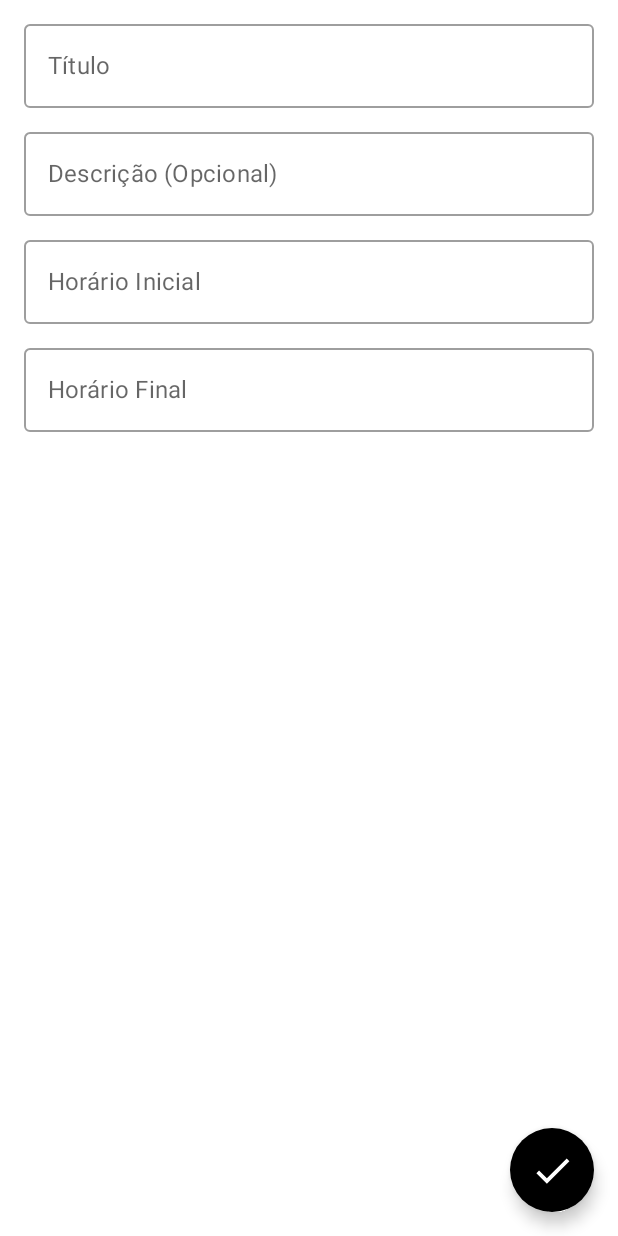
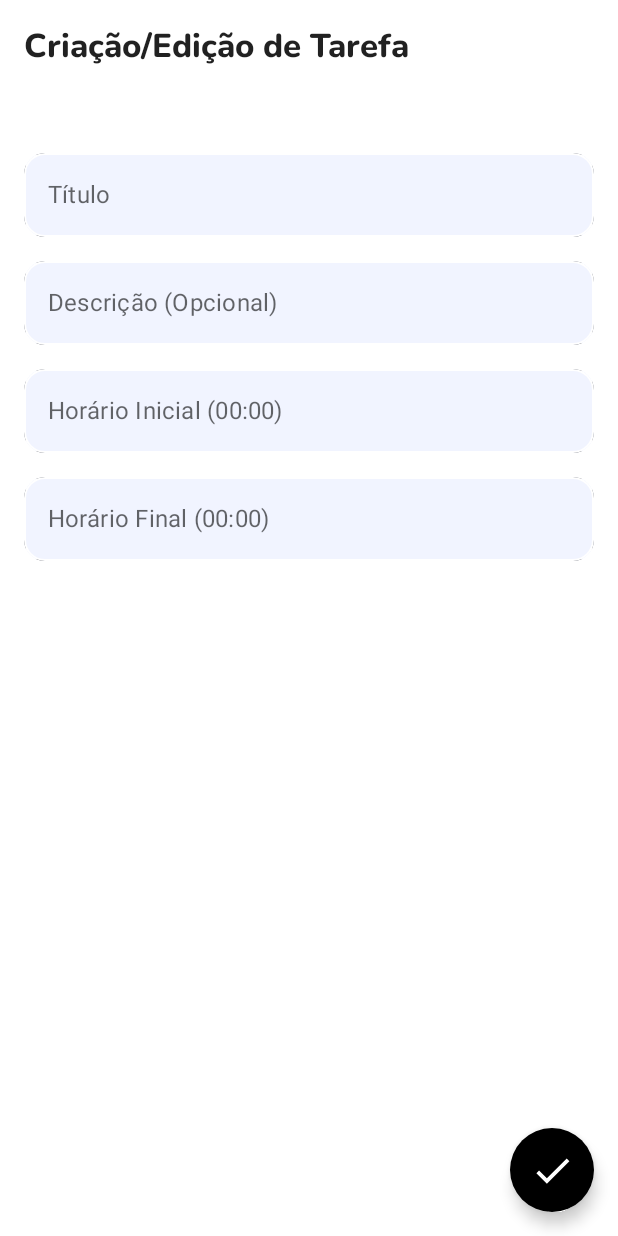
Before and after one commit to JoelMarques4/TodoList, an Android app built with Jetpack Compose: the AddEditScreen screen opened through its navigation route, on a phone screen of 412 x 824 dp. Run offline under Robolectric (Android 15) with nearby library versions, the phone set to English and light mode, and no system bars; our stand-ins replace Room's generated code.

```diff
--- a/app/src/main/java/com/breens/jetpackcomposeuiconcepts/taskmanager/components/ProfileHeaderComponent.kt
+++ b/app/src/main/java/com/breens/jetpackcomposeuiconcepts/taskmanager/components/ProfileHeaderComponent.kt
@@ -33,7 +33,7 @@ fun ProfileHeaderComponent() {
         verticalAlignment = Alignment.CenterVertically
     ) {
         Image(
-            painter = painterResource(id = R.drawable.profile),
+            painter = painterResource(id = R.drawable.profile2),
             contentDescription = "Profile Picture",
             modifier = Modifier
                 .size(30.dp)
--- a/app/src/main/java/com/breens/jetpackcomposeuiconcepts/taskmanager/components/WelcomeMessageComponent.kt
+++ b/app/src/main/java/com/breens/jetpackcomposeuiconcepts/taskmanager/components/WelcomeMessageComponent.kt
@@ -4,17 +4,32 @@ import androidx.compose.foundation.layout.Arrangement
 import androidx.compose.foundation.layout.Column
 import androidx.compose.material.Text
 import androidx.compose.runtime.Composable
+import androidx.compose.runtime.collectAsState
+import androidx.compose.ui.platform.LocalContext
 import androidx.compose.ui.text.font.Font
 import androidx.compose.ui.text.font.FontFamily
 import androidx.compose.ui.tooling.preview.Preview
 import androidx.compose.ui.unit.dp
 import androidx.compose.ui.unit.sp
+import androidx.lifecycle.viewmodel.compose.viewModel
 import com.breens.jetpackcomposeuiconcepts.R
+import com.breens.jetpackcomposeuiconcepts.taskmanager.data.TaskDatabaseProvider
+import com.breens.jetpackcomposeuiconcepts.taskmanager.data.TaskRepositoryImpl
+import com.breens.jetpackcomposeuiconcepts.taskmanager.feature.list.ListViewModel
 import com.breens.jetpackcomposeuiconcepts.ui.theme.LightGray
 
 @Composable
 @Preview
 fun WelcomeMessageComponent() {
+    val context = LocalContext.current.applicationContext
+    val database = TaskDatabaseProvider.provide(context)
+    val repository = TaskRepositoryImpl(
+        dao = database.taskDao
+    )
+    val viewModel = viewModel<ListViewModel>{
+        ListViewModel(repository = repository)
+    }
+    var taskAmount = repository.getTaskCount().collectAsState(initial = 0).value
     Column(verticalArrangement = Arrangement.spacedBy(8.dp)) {
         Text(
             text = "Oi Aluno!",
@@ -23,7 +38,7 @@ fun WelcomeMessageComponent() {
         )
 
         Text(
-            text = "8 tarefas para hoje Segunda-Feira",
+            text = "$taskAmount tarefas pendentes",
             fontFamily = FontFamily(Font(R.font.nunito_regular)),
             fontSize = 18.sp,
             color = LightGray
--- a/app/src/main/java/com/breens/jetpackcomposeuiconcepts/taskmanager/data/TaskDao.kt
+++ b/app/src/main/java/com/breens/jetpackcomposeuiconcepts/taskmanager/data/TaskDao.kt
@@ -22,4 +22,7 @@ interface TaskDao {
     @Query("SELECT * FROM tasks WHERE id = :id")
     suspend fun getBy(id: Long): TaskEntity?
 
+    @Query("SELECT COUNT(*) FROM tasks")
+    fun getTaskCount(): Flow<Int>
+
 }
--- a/app/src/main/java/com/breens/jetpackcomposeuiconcepts/taskmanager/data/TaskRepository.kt
+++ b/app/src/main/java/com/breens/jetpackcomposeuiconcepts/taskmanager/data/TaskRepository.kt
@@ -14,4 +14,6 @@ interface TaskRepository {
 
     suspend fun getBy(id: Long): Task?
 
+    fun getTaskCount(): Flow<Int>
+
 }
--- a/app/src/main/java/com/breens/jetpackcomposeuiconcepts/taskmanager/data/TaskRepositoryImpl.kt
+++ b/app/src/main/java/com/breens/jetpackcomposeuiconcepts/taskmanager/data/TaskRepositoryImpl.kt
@@ -66,5 +66,9 @@ class TaskRepositoryImpl(
         }
     }
 
+    override fun getTaskCount(): Flow<Int> {
+        return dao.getTaskCount()
+    }
+
 
 }
--- a/app/src/main/java/com/breens/jetpackcomposeuiconcepts/taskmanager/feature/addedit/AddEditScreen.kt
+++ b/app/src/main/java/com/breens/jetpackcomposeuiconcepts/taskmanager/feature/addedit/AddEditScreen.kt
@@ -1,5 +1,7 @@
 package com.breens.jetpackcomposeuiconcepts.taskmanager.feature.addedit
 
+import androidx.compose.foundation.background
+import androidx.compose.foundation.border
 import androidx.compose.foundation.layout.Column
 import androidx.compose.foundation.layout.ExperimentalLayoutApi
 import androidx.compose.foundation.layout.Spacer
@@ -7,6 +9,7 @@ import androidx.compose.foundation.layout.consumeWindowInsets
 import androidx.compose.foundation.layout.fillMaxWidth
 import androidx.compose.foundation.layout.padding
 import androidx.compose.foundation.layout.size
+import androidx.compose.foundation.shape.RoundedCornerShape
 import androidx.compose.material.FloatingActionButton
 import androidx.compose.material.Icon
 import androidx.compose.material.OutlinedTextField
@@ -20,11 +23,16 @@ import androidx.compose.runtime.Composable
 import androidx.compose.runtime.LaunchedEffect
 import androidx.compose.runtime.remember
 import androidx.compose.ui.Modifier
+import androidx.compose.ui.draw.clip
 import androidx.compose.ui.graphics.Color
 import androidx.compose.ui.platform.LocalContext
+import androidx.compose.ui.text.font.Font
+import androidx.compose.ui.text.font.FontFamily
 import androidx.compose.ui.tooling.preview.Preview
 import androidx.compose.ui.unit.dp
+import androidx.compose.ui.unit.sp
 import androidx.lifecycle.viewmodel.compose.viewModel
+import com.breens.jetpackcomposeuiconcepts.R
 import com.breens.jetpackcomposeuiconcepts.taskmanager.UiEvent
 import com.breens.jetpackcomposeuiconcepts.taskmanager.data.TaskDatabaseProvider
 import com.breens.jetpackcomposeuiconcepts.taskmanager.data.TaskRepositoryImpl
@@ -51,6 +59,7 @@ fun AddEditScreen(
     val description = viewModel.body
     val startTime = viewModel.startTime
     val endTime = viewModel.endTime
+
 
     val snackbarHostState = remember{
         SnackbarHostState()
@@ -123,6 +132,15 @@ fun AddEditContent(
                 .consumeWindowInsets(paddingValues)
                 .padding(16.dp)
         ){
+            Text(
+                text = "Criação/Edição de Tarefa",
+                fontFamily = FontFamily(Font(R.font.nunito_extrabold)),
+                fontSize = 22.sp
+            )
+
+            Spacer(modifier = Modifier.size(56.dp))
+
+
             OutlinedTextField(
                 value = title,
                 onValueChange = {
@@ -135,6 +153,14 @@ fun AddEditContent(
                 },
                 modifier = Modifier
                     .fillMaxWidth()
+                    .clip(RoundedCornerShape(14.dp))
+                    .background(Color(0xFFF1F4FF))
+                    .border(
+                        width = 1.dp,
+                        color = Color(0xFFFFFFFF),
+                        shape = RoundedCornerShape(14.dp)
+                    )
+
             )
 
             Spacer(modifier = Modifier.size(16.dp))
@@ -151,6 +177,14 @@ fun AddEditContent(
                 },
                 modifier = Modifier
                     .fillMaxWidth()
+                    .clip(RoundedCornerShape(14.dp))
+                    .background(Color(0xFFF1F4FF))
+                    .border(
+                        width = 1.dp,
+                        color = Color(0xFFFFFFFF),
+                        shape = RoundedCornerShape(14.dp)
+                    )
+
             )
             Spacer(modifier = Modifier.size(16.dp))
             OutlinedTextField(
@@ -161,10 +195,17 @@ fun AddEditContent(
                     )
                 },
                 placeholder = {
-                    Text(text = "Horário Inicial")
+                    Text(text = "Horário Inicial (00:00)")
                 },
                 modifier = Modifier
                     .fillMaxWidth()
+                    .clip(RoundedCornerShape(14.dp))
+                    .background(Color(0xFFF1F4FF))
+                    .border(
+                        width = 1.dp,
+                        color = Color(0xFFFFFFFF),
+                        shape = RoundedCornerShape(14.dp)
+                    )
             )
 
             Spacer(modifier = Modifier.size(16.dp))
@@ -177,12 +218,18 @@ fun AddEditContent(
                     )
                 },
                 placeholder = {
-                    Text(text = "Horário Final")
+                    Text(text = "Horário Final (00:00)")
                 },
                 modifier = Modifier
                     .fillMaxWidth()
+                    .clip(RoundedCornerShape(14.dp))
+                    .background(Color(0xFFF1F4FF))
+                    .border(
+                        width = 1.dp,
+                        color = Color(0xFFFFFFFF),
+                        shape = RoundedCornerShape(14.dp)
+                    )
             )
-
             Spacer(modifier = Modifier.size(16.dp))
         }
     }
@@ -195,8 +242,8 @@ private fun AddEditContentPreview() {
         AddEditContent(
             title = "Title",
             description = "Description",
-            startTime = "Start Time",
-            endTime = "End Time",
+            startTime = "Start Time (00:00)",
+            endTime = "End Time (00:00)",
             onEvent = {},
             snackbarHostState = SnackbarHostState()
         )
--- a/app/src/main/java/com/breens/jetpackcomposeuiconcepts/taskmanager/feature/addedit/AddEditViewModel.kt
+++ b/app/src/main/java/com/breens/jetpackcomposeuiconcepts/taskmanager/feature/addedit/AddEditViewModel.kt
@@ -43,6 +43,7 @@ class AddEditViewModel(
         }
     }
 
+
     fun onEvent(event: AddEditEvent){
         when(event){
             is AddEditEvent.TitleChanged -> {
```
Also changed, not shown: app/src/main/res/drawable/profile2.png (added).
